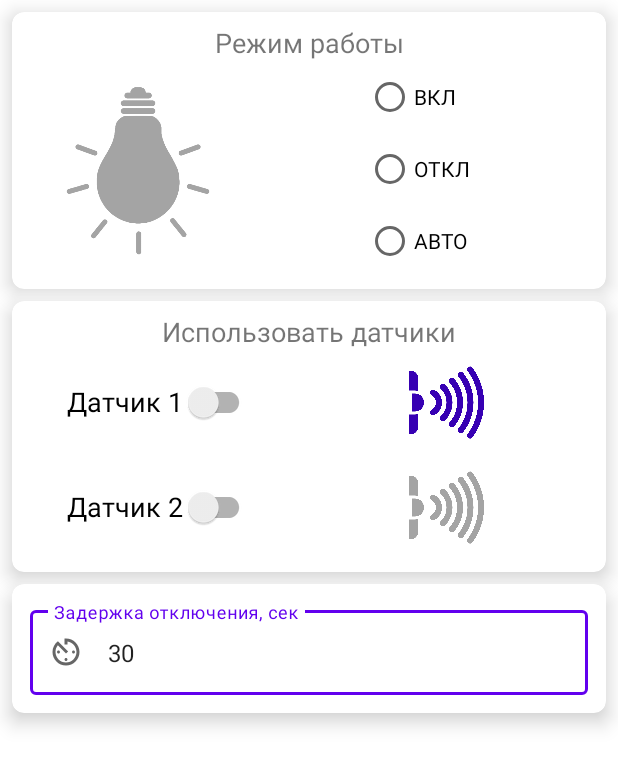
After one commit to alex-eaa/ESP_Manager, an Android app: the fragment FragmentMsControl shown on its own in the app's theme, on a phone screen of 412 x 824 dp. The commit adds this screen. Shown: the top 766 px of the screen. Run offline under Robolectric (Android 15) with nearby library versions, the phone set to English and light mode, and no system bars.

Commit message:
Added fragment_ms_control and fragment_ms_stats. Motion sensor control fragment and statistic fragment

```diff
--- /dev/null
+++ b/app/src/main/java/com/elchaninov/espmanager/FragmentMsControl.kt
@@ -0,0 +1,35 @@
+package com.elchaninov.espmanager
+
+import android.content.res.ColorStateList
+import android.os.Bundle
+import android.view.View
+import androidx.core.content.ContextCompat.getColor
+import androidx.core.widget.ImageViewCompat
+import androidx.fragment.app.Fragment
+import com.elchaninov.espmanager.databinding.FragmentMsControlBinding
+
+class FragmentMsControl : Fragment(R.layout.fragment_ms_control) {
+
+    private var _binding: FragmentMsControlBinding? = null
+    private val binding get() = _binding!!
+
+    override fun onViewCreated(view: View, savedInstanceState: Bundle?) {
+        super.onViewCreated(view, savedInstanceState)
+        _binding = FragmentMsControlBinding.bind(view)
+
+        binding.imageLight.setImageResource(R.drawable.light_on)
+        ImageViewCompat.setImageTintList(
+            binding.imagePir1,
+            ColorStateList.valueOf(getColor(requireContext(), R.color.purple_700))
+        )
+    }
+
+    override fun onDestroy() {
+        _binding = null
+        super.onDestroy()
+    }
+
+    companion object {
+        fun newInstance() = FragmentMsControl()
+    }
+}
--- /dev/null
+++ b/app/src/main/res/drawable/ic_baseline_av_timer_24.xml
@@ -0,0 +1,10 @@
+<vector xmlns:android="http://schemas.android.com/apk/res/android"
+    android:width="24dp"
+    android:height="24dp"
+    android:viewportWidth="24"
+    android:viewportHeight="24"
+    android:tint="?attr/colorControlNormal">
+  <path
+      android:fillColor="@android:color/white"
+      android:pathData="M11,17c0,0.55 0.45,1 1,1s1,-0.45 1,-1 -0.45,-1 -1,-1 -1,0.45 -1,1zM11,3v4h2L13,5.08c3.39,0.49 6,3.39 6,6.92 0,3.87 -3.13,7 -7,7s-7,-3.13 -7,-7c0,-1.68 0.59,-3.22 1.58,-4.42L12,13l1.41,-1.41 -6.8,-6.8v0.02C4.42,6.45 3,9.05 3,12c0,4.97 4.02,9 9,9 4.97,0 9,-4.03 9,-9s-4.03,-9 -9,-9h-1zM18,12c0,-0.55 -0.45,-1 -1,-1s-1,0.45 -1,1 0.45,1 1,1 1,-0.45 1,-1zM6,12c0,0.55 0.45,1 1,1s1,-0.45 1,-1 -0.45,-1 -1,-1 -1,0.45 -1,1z"/>
+</vector>
--- /dev/null
+++ b/app/src/main/res/layout/fragment_ms_control.xml
@@ -0,0 +1,216 @@
+<?xml version="1.0" encoding="utf-8"?>
+<ScrollView xmlns:android="http://schemas.android.com/apk/res/android"
+    xmlns:app="http://schemas.android.com/apk/res-auto"
+    xmlns:tools="http://schemas.android.com/tools"
+    android:layout_width="match_parent"
+    android:layout_height="match_parent"
+    android:fillViewport="true"
+    tools:context=".FragmentMsControl">
+
+    <androidx.appcompat.widget.LinearLayoutCompat
+        android:layout_width="match_parent"
+        android:layout_height="wrap_content"
+        android:orientation="vertical">
+
+        <androidx.cardview.widget.CardView
+            android:id="@+id/card_1"
+            android:layout_width="match_parent"
+            android:layout_height="wrap_content"
+            android:layout_marginHorizontal="8dp"
+            android:layout_marginTop="8dp"
+            app:cardCornerRadius="8dp"
+            app:cardElevation="8dp">
+
+            <androidx.appcompat.widget.LinearLayoutCompat
+                android:layout_width="match_parent"
+                android:layout_height="wrap_content"
+                android:orientation="vertical"
+                android:padding="8dp">
+
+                <androidx.appcompat.widget.AppCompatTextView
+                    android:id="@+id/text_title_mode_light"
+                    android:layout_width="match_parent"
+                    android:layout_height="wrap_content"
+                    android:gravity="center"
+                    android:text="Режим работы"
+                    android:textSize="18sp" />
+
+                <androidx.appcompat.widget.LinearLayoutCompat
+                    android:layout_width="match_parent"
+                    android:layout_height="wrap_content"
+                    android:orientation="horizontal">
+
+                    <androidx.appcompat.widget.AppCompatImageView
+                        android:id="@+id/image_light"
+                        android:layout_width="0dp"
+                        android:layout_height="match_parent"
+                        android:layout_weight="2"
+                        android:src="@drawable/light_off"
+                        app:tint="@color/gray" />
+
+                    <Space
+                        android:layout_width="0dp"
+                        android:layout_height="0dp"
+                        android:layout_weight="1" />
+
+                    <RadioGroup
+                        android:id="@+id/group_on_off_light"
+                        android:layout_width="0dp"
+                        android:layout_height="wrap_content"
+                        android:layout_gravity="center"
+                        android:layout_weight="2">
+
+                        <androidx.appcompat.widget.AppCompatRadioButton
+                            android:id="@+id/light_on"
+                            android:layout_width="wrap_content"
+                            android:layout_height="wrap_content"
+                            android:text="ВКЛ" />
+
+                        <androidx.appcompat.widget.AppCompatRadioButton
+                            android:id="@+id/light_off"
+                            android:layout_width="wrap_content"
+                            android:layout_height="wrap_content"
+                            android:text="ОТКЛ" />
+
+                        <androidx.appcompat.widget.AppCompatRadioButton
+                            android:id="@+id/light_auto"
+                            android:layout_width="wrap_content"
+                            android:layout_height="wrap_content"
+                            android:text="АВТО" />
+                    </RadioGroup>
+                </androidx.appcompat.widget.LinearLayoutCompat>
+            </androidx.appcompat.widget.LinearLayoutCompat>
+        </androidx.cardview.widget.CardView>
+
+
+        <androidx.cardview.widget.CardView
+            android:id="@+id/card_2"
+            android:layout_width="match_parent"
+            android:layout_height="wrap_content"
+            android:layout_marginHorizontal="8dp"
+            android:layout_marginTop="8dp"
+            app:cardCornerRadius="8dp"
+            app:cardElevation="8dp">
+
+            <androidx.appcompat.widget.LinearLayoutCompat
+                android:layout_width="match_parent"
+                android:layout_height="wrap_content"
+                android:orientation="vertical"
+                android:padding="8dp">
+
+                <androidx.appcompat.widget.AppCompatTextView
+                    android:id="@+id/text_title_on_off_pir"
+                    android:layout_width="match_parent"
+                    android:layout_height="wrap_content"
+                    android:gravity="center"
+                    android:text="Использовать датчики"
+                    android:textSize="18sp" />
+
+                <androidx.appcompat.widget.LinearLayoutCompat
+                    android:layout_width="match_parent"
+                    android:layout_height="wrap_content"
+                    android:orientation="horizontal">
+
+                    <Space
+                        android:layout_width="0dp"
+                        android:layout_height="0dp"
+                        android:layout_weight="1" />
+
+                    <androidx.appcompat.widget.SwitchCompat
+                        android:id="@+id/switch_pir_1"
+                        android:layout_width="wrap_content"
+                        android:layout_height="wrap_content"
+                        android:layout_gravity="center"
+                        android:text="Датчик 1"
+                        android:textSize="18sp" />
+
+                    <Space
+                        android:layout_width="0dp"
+                        android:layout_height="0dp"
+                        android:layout_weight="1" />
+
+                    <androidx.appcompat.widget.AppCompatImageView
+                        android:id="@+id/image_pir_1"
+                        android:layout_width="50dp"
+                        android:layout_height="50dp"
+                        android:layout_gravity="center"
+                        android:layout_marginVertical="10dp"
+                        android:layout_weight="5"
+                        android:src="@drawable/motion_sensors"
+                        app:tint="@color/gray" />
+                </androidx.appcompat.widget.LinearLayoutCompat>
+
+
+                <androidx.appcompat.widget.LinearLayoutCompat
+                    android:layout_width="match_parent"
+                    android:layout_height="wrap_content"
+                    android:orientation="horizontal">
+
+                    <Space
+                        android:layout_width="wrap_content"
+                        android:layout_height="wrap_content"
+                        android:layout_weight="1" />
+
+                    <androidx.appcompat.widget.SwitchCompat
+                        android:id="@+id/switch_pir_2"
+                        android:layout_width="wrap_content"
+                        android:layout_height="wrap_content"
+                        android:layout_gravity="center"
+                        android:text="Датчик 2"
+                        android:textSize="18sp" />
+
+                    <Space
+                        android:layout_width="wrap_content"
+                        android:layout_height="wrap_content"
+                        android:layout_weight="1" />
+
+                    <androidx.appcompat.widget.AppCompatImageView
+                        android:id="@+id/image_pir_2"
+                        android:layout_width="50dp"
+                        android:layout_height="50dp"
+                        android:layout_gravity="center"
+                        android:layout_marginVertical="10dp"
+                        android:layout_weight="5"
+                        android:src="@drawable/motion_sensors"
+                        app:tint="@color/gray" />
+
+                </androidx.appcompat.widget.LinearLayoutCompat>
+            </androidx.appcompat.widget.LinearLayoutCompat>
+        </androidx.cardview.widget.CardView>
+
+        <androidx.cardview.widget.CardView
+            android:id="@+id/card_3"
+            android:layout_width="match_parent"
+            android:layout_height="wrap_content"
+            android:layout_marginHorizontal="8dp"
+            android:layout_marginTop="8dp"
+            app:cardCornerRadius="8dp"
+            app:cardElevation="8dp">
+
+            <com.google.android.material.textfield.TextInputLayout
+                android:id="@+id/delay_text_field"
+                style="@style/Widget.MaterialComponents.TextInputLayout.OutlinedBox"
+                android:layout_width="match_parent"
+                android:layout_height="wrap_content"
+                android:layout_margin="12dp"
+                android:hint="Задержка отключения, сек"
+                app:startIconDrawable="@drawable/ic_baseline_av_timer_24">
+
+                <com.google.android.material.textfield.TextInputEditText
+                    android:layout_width="match_parent"
+                    android:layout_height="wrap_content"
+                    android:inputType="number"
+                    android:text="30" />
+            </com.google.android.material.textfield.TextInputLayout>
+        </androidx.cardview.widget.CardView>
+
+        <androidx.appcompat.widget.AppCompatTextView
+            android:id="@+id/ipAddress"
+            android:layout_width="match_parent"
+            android:layout_height="wrap_content"
+            android:layout_margin="8dp"
+            android:gravity="end"
+            tools:text="000.000.000.000"/>
+
+    </androidx.appcompat.widget.LinearLayoutCompat>
+</ScrollView>
--- a/app/src/main/res/values/colors.xml
+++ b/app/src/main/res/values/colors.xml
@@ -7,4 +7,5 @@
     <color name="teal_700">#FF018786</color>
     <color name="black">#FF000000</color>
     <color name="white">#FFFFFFFF</color>
+    <color name="gray">#A4A4A4</color>
 </resources>
```
Also changed, not shown: app/src/main/java/com/elchaninov/espmanager/FragmentMsStats.kt (added, +26 -0 lines), app/src/main/res/drawable/ic_baseline_query_stats_24.xml (added, +10 -0 lines), app/src/main/res/drawable/ic_baseline_wifi_24.xml (added, +10 -0 lines), app/src/main/res/layout/fragment_ms_stats.xml (added, +119 -0 lines), app/src/main/res/drawable/light_off.png (added), app/src/main/res/drawable/light_on.png (added), app/src/main/res/drawable/motion_sensors.png (added).
